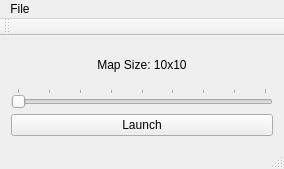
Coderlane/QtOpenGLMapRotationDemo, file mainwindow.ui: the form before one commit.
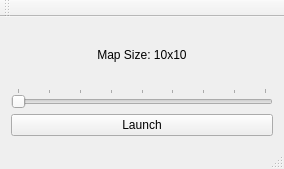
The form after the commit.

Commit message: So much hackery. Collisions work now. (on 10x10 grids) Still working on toGrid2d(Coord)

```diff
--- a/mainwindow.ui
+++ b/mainwindow.ui
@@ -74,13 +74,6 @@
      <height>24</height>
     </rect>
    </property>
-   <widget class="QMenu" name="menuFile">
-    <property name="title">
-     <string>File</string>
-    </property>
-    <addaction name="actionExit"/>
-   </widget>
-   <addaction name="menuFile"/>
   </widget>
   <widget class="QToolBar" name="mainToolBar">
    <attribute name="toolBarArea">
```
Left out of the diff: 2 changed lines with no effect on the pictures. The commit also changes 2 other files.
